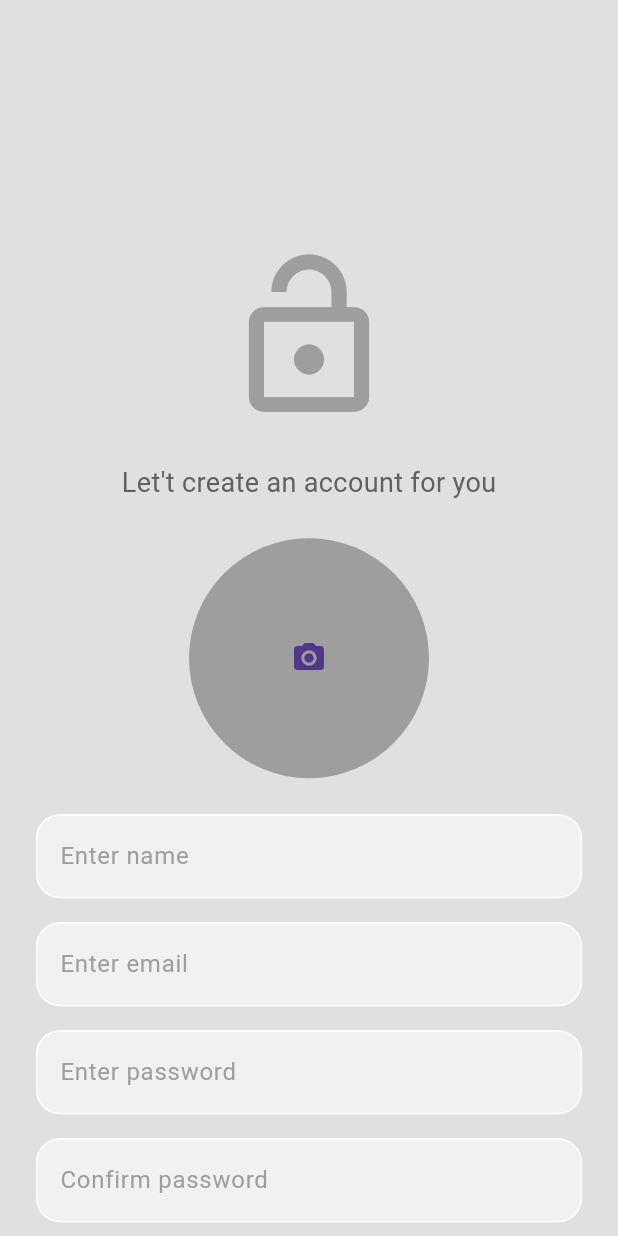
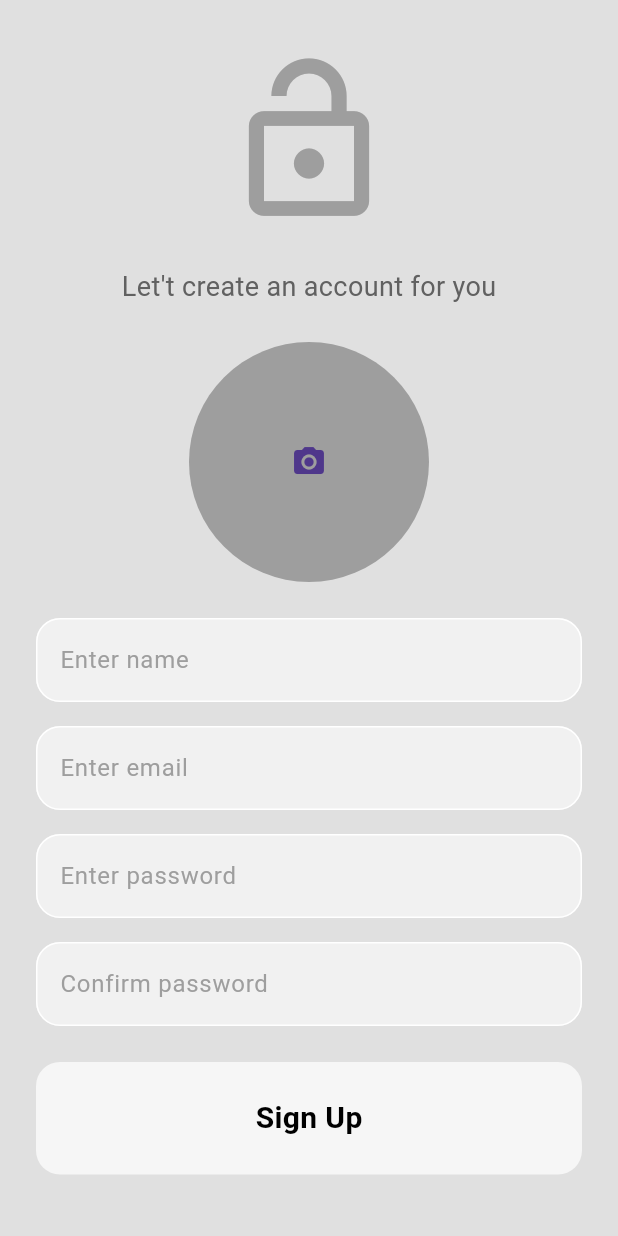
Before and after one commit to Ehsan2009/social-media, a Flutter app: the screen it shows after launch, on a phone screen of 412 x 824 dp. Run offline on Flutter 3.47's test engine with Material 3 defaults, Android fonts, the phone set to English and light mode, and no system bars; our stand-ins replace cloud_firestore, firebase_auth, firebase_core, go_router, google_fonts, image_picker and 1 more; accounts and stored records are empty.

Commit message:
fixed some bugs and optimized the code

```diff
--- /dev/null
+++ b/lib/components/custom_text_field.dart
@@ -0,0 +1,49 @@
+import 'package:flutter/material.dart';
+
+class CustomTextField extends StatelessWidget {
+  const CustomTextField({
+    super.key,
+    required this.hintText,
+    this.obscureText,
+    this.controller,
+    this.validator,
+    this.onSaved,
+  });
+
+  final String hintText;
+  final bool? obscureText;
+  final TextEditingController? controller;
+  final FormFieldValidator<String>? validator;
+  final FormFieldSetter<String>? onSaved;
+
+  @override
+  Widget build(BuildContext context) {
+    return TextFormField(
+      controller: controller,
+      cursorColor: Colors.black,
+      style: const TextStyle(color: Colors.black),
+      obscureText: obscureText ?? false,
+      decoration: InputDecoration(
+        hintText: hintText,
+        hintStyle: TextStyle(color: Colors.grey[500]),
+        fillColor: Colors.white54,
+        filled: true,
+        floatingLabelBehavior: FloatingLabelBehavior.never,
+        focusedBorder: OutlineInputBorder(
+          borderRadius: BorderRadius.circular(16),
+          borderSide: const BorderSide(
+            color: Colors.white,
+          ),
+        ),
+        enabledBorder: OutlineInputBorder(
+          borderRadius: BorderRadius.circular(16),
+          borderSide: const BorderSide(
+            color: Colors.white,
+          ),
+        ),
+      ),
+      validator: validator,
+      onSaved: onSaved,
+    );
+  }
+}
--- a/lib/components/post_tile.dart
+++ b/lib/components/post_tile.dart
@@ -60,6 +60,7 @@ class _PostTileState extends State<PostTile> {
 
         // poster image
         Container(
+          width: double.infinity,
           height: 400,
           child: Image.network(widget.post.imageUrl, fit: BoxFit.cover,),
         ),
--- a/lib/screens/auth_screen.dart
+++ b/lib/screens/auth_screen.dart
@@ -1,12 +1,13 @@
 import 'dart:io';
-import 'package:cloud_firestore/cloud_firestore.dart';
 import 'package:firebase_auth/firebase_auth.dart';
 import 'package:flutter/material.dart';
 import 'package:go_router/go_router.dart';
 import 'package:google_fonts/google_fonts.dart';
 import 'package:image_picker/image_picker.dart';
-import 'package:social_media/components/auth_image_picker.dart';
-import 'package:social_media/services/upload_image.dart';
+import 'package:social_media/components/custom_text_field.dart';
+import 'package:social_media/components/user_image_picker.dart';
+import 'package:social_media/services/auth_services.dart';
+import 'package:social_media/services/user_services.dart';
 
 class AuthScreen extends StatefulWidget {
   const AuthScreen({super.key});
@@ -44,45 +45,44 @@ class _AuthScreenState extends State<AuthScreen> {
       setState(() {
         isAuthenticating = true;
       });
+
+      final authServices = AuthServices();
+      final userServices = UserServices();
+
       if (isLogin) {
-        await FirebaseAuth.instance.signInWithEmailAndPassword(
-          email: enteredEmail.trim(),
-          password: enteredPassword.trim(),
+        await authServices.signIn(
+          enteredEmail.trim(),
+          enteredPassword.trim(),
         );
       } else {
-        await FirebaseAuth.instance.createUserWithEmailAndPassword(
-          email: enteredEmail.trim(),
-          password: enteredPassword.trim(),
+        final profileUrl =
+            await userServices.getUserProfileUrl(_selectedImage!, 'profiles');
+
+        await authServices.signUp(
+          enteredEmail.trim(),
+          enteredPassword.trim(),
         );
 
-        final profileUrl =
-            await UploadImage().getUserProfileUrl(_selectedImage!, 'profiles');
-        final uid = FirebaseAuth.instance.currentUser!.uid;
+        await userServices.addUser(
+          enteredName.trim(),
+          enteredEmail.trim(),
+          profileUrl,
+        );
+      }
 
-        await FirebaseFirestore.instance
-            .collection('users')
-            .doc(uid)
-            .set({
-          'id': uid,
-          'name': enteredName,
-          'email': enteredEmail.trim(),
-          'profileUrl': profileUrl,
-          'postsCount': 0,
-          'followersCount': 0,
-          'followingCount': 0,
-          'posts': [],
+      if (mounted) {
+        context.go('/');
+        setState(() {
+          isAuthenticating = false;
         });
       }
-
-      context.go('/');
     } on FirebaseAuthException catch (error) {
+      if (mounted) {
         ScaffoldMessenger.of(context).clearSnackBars();
         ScaffoldMessenger.of(context).showSnackBar(
           SnackBar(content: Text(error.message ?? 'Authentication failed.')),
         );
-      setState(() {
-        isAuthenticating = false;
-      });
+      }
     }
   }
 
@@ -95,12 +95,13 @@ class _AuthScreenState extends State<AuthScreen> {
       body: SingleChildScrollView(
         child: Center(
           child: Padding(
-            padding: EdgeInsets.only(top: height / 5, right: 24, left: 24),
+            padding: EdgeInsets.only(
+                top: isLogin ? height / 5 : 34, right: 24, left: 24),
             child: Form(
               key: formKey,
               child: Column(
                 children: [
-                  // adding image
+                  // lock icon
                   Icon(
                     Icons.lock_open_outlined,
                     size: 120,
@@ -122,6 +123,7 @@ class _AuthScreenState extends State<AuthScreen> {
                   const SizedBox(height: 24),
 
                   // user image picker
+                  if (!isLogin)
                     UserImagePicker(
                       onPickImage: (pickedImage) {
                         _selectedImage = pickedImage;
@@ -133,28 +135,8 @@ class _AuthScreenState extends State<AuthScreen> {
                   const SizedBox(height: 24),
 
                   // Name TextFormFields
-                  TextFormField(
-                    cursorColor: Colors.black,
-                    style: const TextStyle(color: Colors.black),
-                    decoration: InputDecoration(
+                  CustomTextField(
                     hintText: 'Enter name',
-                      hintStyle: TextStyle(color: Colors.grey[500]),
-                      fillColor: Colors.white54,
-                      filled: true,
-                      floatingLabelBehavior: FloatingLabelBehavior.never,
-                      focusedBorder: OutlineInputBorder(
-                        borderRadius: BorderRadius.circular(16),
-                        borderSide: const BorderSide(
-                          color: Colors.white,
-                        ),
-                      ),
-                      enabledBorder: OutlineInputBorder(
-                        borderRadius: BorderRadius.circular(16),
-                        borderSide: const BorderSide(
-                          color: Colors.white,
-                        ),
-                      ),
-                    ),
                     validator: (value) {
                       if (value!.isEmpty || value.trim().length < 4) {
                         return 'Please enter atleast 4 characters';
@@ -169,28 +151,8 @@ class _AuthScreenState extends State<AuthScreen> {
                   const SizedBox(height: 16),
 
                   // Email TextFormFields
-                  TextFormField(
-                    cursorColor: Colors.black,
-                    style: const TextStyle(color: Colors.black),
-                    decoration: InputDecoration(
+                  CustomTextField(
                     hintText: 'Enter email',
-                      hintStyle: TextStyle(color: Colors.grey[500]),
-                      fillColor: Colors.white54,
-                      filled: true,
-                      floatingLabelBehavior: FloatingLabelBehavior.never,
-                      focusedBorder: OutlineInputBorder(
-                        borderRadius: BorderRadius.circular(16),
-                        borderSide: const BorderSide(
-                          color: Colors.white,
-                        ),
-                      ),
-                      enabledBorder: OutlineInputBorder(
-                        borderRadius: BorderRadius.circular(16),
-                        borderSide: const BorderSide(
-                          color: Colors.white,
-                        ),
-                      ),
-                    ),
                     validator: (value) {
                       if (value!.isEmpty || !value.contains('@')) {
                         return 'Please enter a valid email address';
@@ -205,30 +167,10 @@ class _AuthScreenState extends State<AuthScreen> {
                   const SizedBox(height: 16),
 
                   // password TextFormFields
-                  TextFormField(
+                  CustomTextField(
                     controller: passwordController,
-                    cursorColor: Colors.black,
-                    style: const TextStyle(color: Colors.black),
+                    hintText: 'Enter password',
                     obscureText: true,
-                    decoration: InputDecoration(
-                      hintText: 'Enter password',
-                      hintStyle: TextStyle(color: Colors.grey[500]),
-                      fillColor: Colors.white54,
-                      filled: true,
-                      floatingLabelBehavior: FloatingLabelBehavior.never,
-                      focusedBorder: OutlineInputBorder(
-                        borderRadius: BorderRadius.circular(16),
-                        borderSide: const BorderSide(
-                          color: Colors.white,
-                        ),
-                      ),
-                      enabledBorder: OutlineInputBorder(
-                        borderRadius: BorderRadius.circular(16),
-                        borderSide: const BorderSide(
-                          color: Colors.white,
-                        ),
-                      ),
-                    ),
                     validator: (value) {
                       if (value!.isEmpty || value.trim().length < 6) {
                         return 'Please enter a valid password with atleast 6 characters';
@@ -258,29 +200,9 @@ class _AuthScreenState extends State<AuthScreen> {
 
                   // password confirm TextFormFields
                   if (!isLogin)
-                    TextFormField(
-                      cursorColor: Colors.black,
-                      style: const TextStyle(color: Colors.black),
+                    CustomTextField(
+                      hintText: 'Confirm password',
                       obscureText: true,
-                      decoration: InputDecoration(
-                        hintText: 'Confirm password',
-                        hintStyle: TextStyle(color: Colors.grey[500]),
-                        fillColor: Colors.white54,
-                        filled: true,
-                        floatingLabelBehavior: FloatingLabelBehavior.never,
-                        focusedBorder: OutlineInputBorder(
-                          borderRadius: BorderRadius.circular(16),
-                          borderSide: const BorderSide(
-                            color: Colors.white,
-                          ),
-                        ),
-                        enabledBorder: OutlineInputBorder(
-                          borderRadius: BorderRadius.circular(16),
-                          borderSide: const BorderSide(
-                            color: Colors.white,
-                          ),
-                        ),
-                      ),
                       validator: (value) {
                         if (value!.isEmpty ||
                             value != passwordController.text) {
--- a/lib/screens/home_screen.dart
+++ b/lib/screens/home_screen.dart
@@ -26,7 +26,7 @@ class _HomeScreenState extends State<HomeScreen> {
     });
   }
 
-  void fetchUser() async {
+  void fetchCurrentUser() async {
     currentUser = await UserServices().currentUser();
   }
 
@@ -34,7 +34,7 @@ class _HomeScreenState extends State<HomeScreen> {
   void initState() {
     super.initState();
     fetchPosts();
-    fetchUser();
+    fetchCurrentUser();
   }
 
   @override
@@ -102,6 +102,8 @@ class _HomeScreenState extends State<HomeScreen> {
                 ),
               ),
               const Spacer(),
+
+              // log out
               ListTile(
                 onTap: () {
                   FirebaseAuth.instance.signOut();
--- a/lib/services/upload_image.dart
+++ /dev/null
@@ -1,16 +0,0 @@
-import 'package:supabase_flutter/supabase_flutter.dart';
-import 'dart:io';
-
-class UploadImage {
-  Future<String> getUserProfileUrl(File imageFile, String bucket) async {
-    final supabase = Supabase.instance.client;
-    final fileName =
-        'image_${DateTime.now().millisecondsSinceEpoch}.jpg';
-
-    await supabase.storage.from(bucket).upload(fileName, imageFile);
-
-    final imageUrl = supabase.storage.from(bucket).getPublicUrl(fileName);
-
-    return imageUrl;
-  }
-}
--- a/pubspec.yaml
+++ b/pubspec.yaml
@@ -43,7 +43,6 @@ dependencies:
   provider: ^6.1.2
   image_picker: ^1.1.2
   supabase_flutter: ^2.8.0
-  uuid: ^4.5.1
 
 dev_dependencies:
   flutter_test:
```
Also changed, not shown: lib/data/dummy_posters.dart (deleted, +0 -14 lines), lib/data/dummy_posts.dart (deleted, +0 -14 lines), lib/models/app_user.dart (+0 -14 lines), lib/screens/upload_post_screen.dart (+41 -32 lines), lib/services/auth_services.dart (added, +19 -0 lines), lib/services/user_services.dart (+29 -1 lines), lib/components/user_image_picker.dart (renamed from lib/components/auth_image_picker.dart), pubspec.lock. Lines whose indentation alone changed are shown as unchanged.
